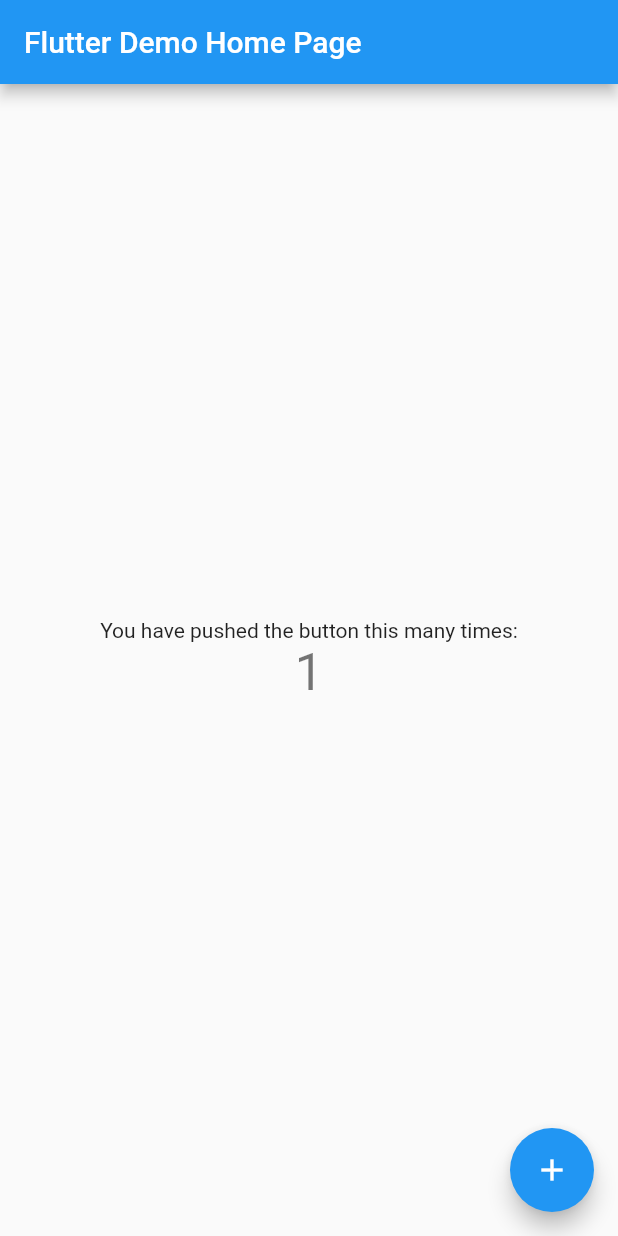
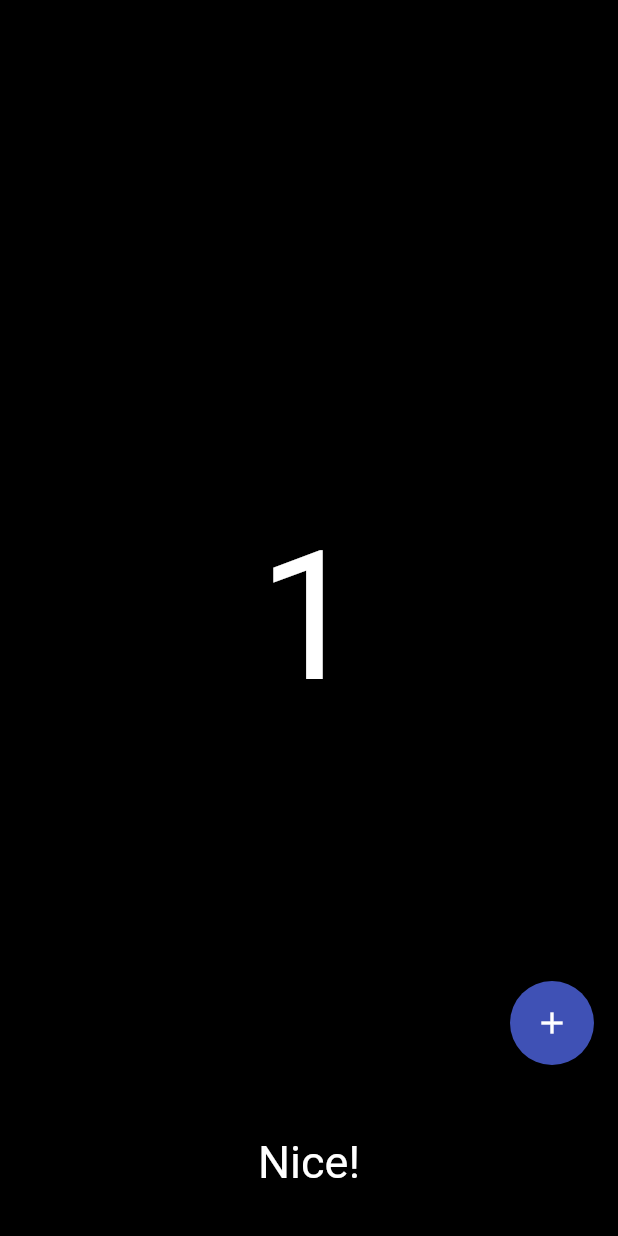
Before and after one commit to hallgrimur1471/counter_click, a Flutter app: the screen it shows after launch, after a tap on the "add" icon, on a phone screen of 412 x 824 dp. Run offline on Flutter 3.47's test engine with Material 2 defaults, Android fonts, the phone set to English and light mode, and no system bars.

```diff
--- a/lib/main.dart
+++ b/lib/main.dart
@@ -9,7 +9,7 @@ class MyApp extends StatelessWidget {
   @override
   Widget build(BuildContext context) {
     return MaterialApp(
-      title: 'Flutter Demo',
+      title: 'Counter click',
       theme: ThemeData(
         // This is the theme of your application.
         //
@@ -20,13 +20,13 @@ class MyApp extends StatelessWidget {
         // or simply save your changes to "hot reload" in a Flutter IDE).
         // Notice that the counter didn't reset back to zero; the application
         // is not restarted.
-        primarySwatch: Colors.blue,
+        primarySwatch: Colors.indigo,
         // This makes the visual density adapt to the platform that you run
         // the app on. For desktop platforms, the controls will be smaller and
         // closer together (more dense) than on mobile platforms.
         visualDensity: VisualDensity.adaptivePlatformDensity,
       ),
-      home: MyHomePage(title: 'Flutter Demo Home Page'),
+      home: MyHomePage(title: 'Counter click'),
     );
   }
 }
@@ -72,11 +72,6 @@ class _MyHomePageState extends State<MyHomePage> {
     // fast, so that you can just rebuild anything that needs updating rather
     // than having to individually change instances of widgets.
     return Scaffold(
-      appBar: AppBar(
-        // Here we take the value from the MyHomePage object that was created by
-        // the App.build method, and use it to set our appbar title.
-        title: Text(widget.title),
-      ),
       body: Center(
         // Center is a layout widget. It takes a single child and positions it
         // in the middle of the parent.
@@ -98,20 +93,46 @@ class _MyHomePageState extends State<MyHomePage> {
           mainAxisAlignment: MainAxisAlignment.center,
           children: <Widget>[
             Text(
-              'You have pushed the button this many times:',
-            ),
-            Text(
               '$_counter',
-              style: Theme.of(context).textTheme.headline4,
+              style: TextStyle(color: Colors.white, fontSize: 120),
+              //style: Theme.of(context).textTheme.headline4,
             ),
           ],
         ),
       ),
-      floatingActionButton: FloatingActionButton(
-        onPressed: _incrementCounter,
-        tooltip: 'Increment',
-        child: Icon(Icons.add),
-      ), // This trailing comma makes auto-formatting nicer for build methods.
+      floatingActionButton: ScaffoldContextButton(
+        onPressedCallback: _incrementCounter,
+      ),
+      backgroundColor: Colors.black,
     );
   }
 }
+
+class ScaffoldContextButton extends StatelessWidget {
+  const ScaffoldContextButton({this.onPressedCallback});
+
+  final Function onPressedCallback;
+
+  Widget build(BuildContext context) {
+    return FloatingActionButton(
+      onPressed: () {
+        Scaffold.of(context).showSnackBar(
+          SnackBar(
+            content: Center(
+              child: Text(
+                "Nice!",
+                style: TextStyle(color: Colors.white, fontSize: 30),
+              ),
+              heightFactor: 2,
+            ),
+            backgroundColor: Colors.black,
+            duration: Duration(seconds: 1),
+          ),
+        );
+        onPressedCallback();
+      },
+      tooltip: 'Increment',
+      child: Icon(Icons.add),
+    ); // This trailing comma makes auto-formatting nicer for build methods.
+  }
+}
```
